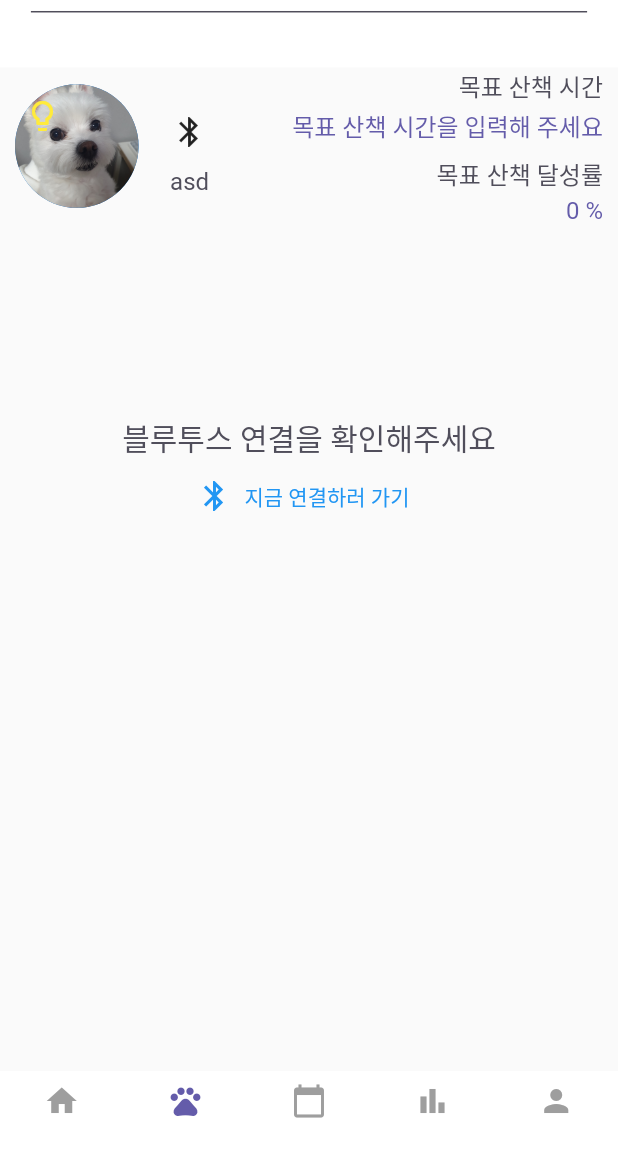
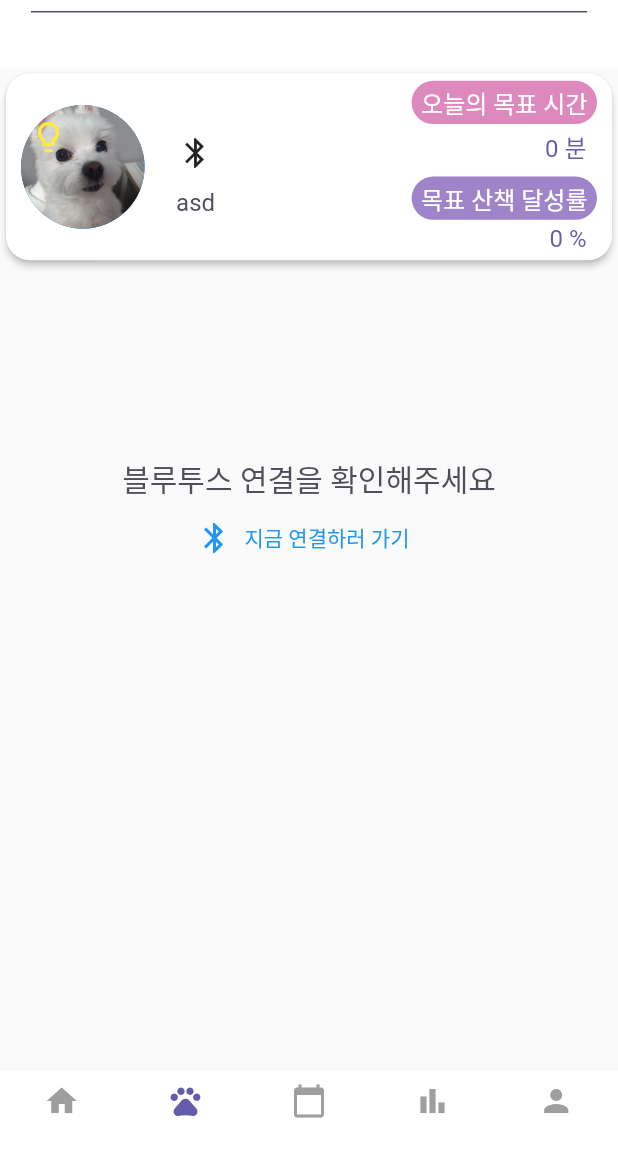
Before and after one commit to CMS0503/DogDack, a Flutter app: the screen it shows once a user with an empty profile is signed in, item 2 of the bottom bar chosen, on a phone screen of 412 x 824 dp, the part 81-1236 px from its top. Run offline on Flutter 3.47's test engine with Material 2 defaults, Android fonts, the phone set to English and light mode, and no system bars; our stand-ins replace adaptive_dialog, auto_size_text, cached_network_image, carousel_slider, circular_profile_avatar, cloud_firestore and 12 more; missing offline and left inert: flutter_picker; accounts and stored records are empty; Roboto replaces fonts that are missing (bmjua).

Commit message:
Design: 상태바 디자인 개선
상태바 Card, 항목 컬러화

```diff
--- a/dogdack/lib/screens/walk/widgets/status.dart
+++ b/dogdack/lib/screens/walk/widgets/status.dart
@@ -4,6 +4,7 @@ import 'package:firebase_auth/firebase_auth.dart';
 import 'package:flutter/material.dart';
 import 'package:get/get.dart';
 import 'package:circular_profile_avatar/circular_profile_avatar.dart';
+import 'package:dogdack/models/dog_data.dart';
 
 import '../../../controllers/mypage_controller.dart';
 
@@ -46,11 +47,17 @@ class _StatusState extends State<Status> {
   Widget build(BuildContext context) {
     Size size = MediaQuery.of(context).size;
     walkController.getCur();
-    return Padding(
-      padding: const EdgeInsets.symmetric(horizontal: 10),
+    return Card(
+      shape: RoundedRectangleBorder(
+        borderRadius: BorderRadius.circular(16.0),
+      ),
+      elevation: 2.0,
+      child: Padding(
+        padding: const EdgeInsets.symmetric(horizontal: 10, vertical: 5),
         child: Row(
           mainAxisAlignment: MainAxisAlignment.spaceBetween,
           children: [
+            // SizedBox(height: 5,),
             Row(
               children: [
                 Column(
@@ -110,19 +117,34 @@ class _StatusState extends State<Status> {
                 Column(
                   crossAxisAlignment: CrossAxisAlignment.end,
                   children: [
-                  Text(
-                    '목표 산책 시간',
-                    style: Theme.of(context).textTheme.bodyMedium,
+                    Container(
+                      width: size.width * 0.3,
+                      height: size.height * 0.035,
+                      decoration: BoxDecoration(
+                          color: Color.fromARGB(255, 221, 137, 189),
+                          borderRadius: BorderRadius.circular(20)),
+                      child: Center(
+                        child: Text(
+                          "오늘의 목표 시간",
+                          style: TextStyle(
+                              fontSize: 16,
+                              fontFamily: 'bmjua',
+                              color: Colors.white),
+                        ),
+                      ),
                     ),
                     const SizedBox(
                       height: 3,
                     ),
                     Obx(
-                    () => Text(
+                      () => Padding(
+                        padding: const EdgeInsets.symmetric(horizontal: 7),
+                        child: Text(
                           walkController.goal == 0
-                          ? "목표 산책 시간을 입력해 주세요"
+                              ? "0 분"
                               : '${walkController.goal} 분',
                           style: Theme.of(context).textTheme.displayMedium,
+                        ),
                       ),
                     )
                   ],
@@ -133,17 +155,32 @@ class _StatusState extends State<Status> {
                 Column(
                   crossAxisAlignment: CrossAxisAlignment.end,
                   children: [
-                  Text(
+                    Container(
+                      width: size.width * 0.3,
+                      height: size.height * 0.035,
+                      decoration: BoxDecoration(
+                          color: Color.fromARGB(255, 160, 132, 202),
+                          borderRadius: BorderRadius.circular(20)),
+                      child: Center(
+                        child: Text(
                           '목표 산책 달성률',
-                    style: Theme.of(context).textTheme.bodyMedium,
+                          style: TextStyle(
+                              fontSize: 16,
+                              fontFamily: 'bmjua',
+                              color: Colors.white),
+                        ),
+                      ),
                     ),
                     const SizedBox(
                       height: 3,
                     ),
                     Obx(
-                    () => Text(
+                      () => Padding(
+                        padding: const EdgeInsets.symmetric(horizontal: 7),
+                        child: Text(
                           '${walkController.getCur()} %',
                           style: Theme.of(context).textTheme.displayMedium,
+                        ),
                       ),
                     )
                   ],
@@ -152,6 +189,7 @@ class _StatusState extends State<Status> {
             ),
           ],
         ),
+      ),
     );
   }
 }
```
Lines whose indentation alone changed are shown as unchanged.
